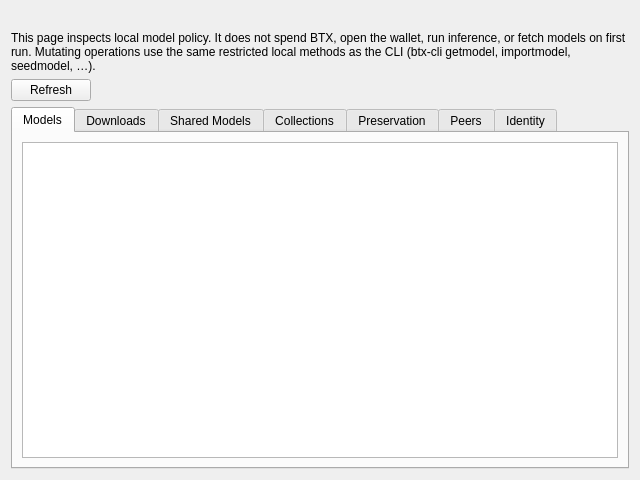
The window that src/qt/forms/modelnetpage.ui (MendeMatthias/btx-upstream) describes before a commit, drawn with Qt 5.
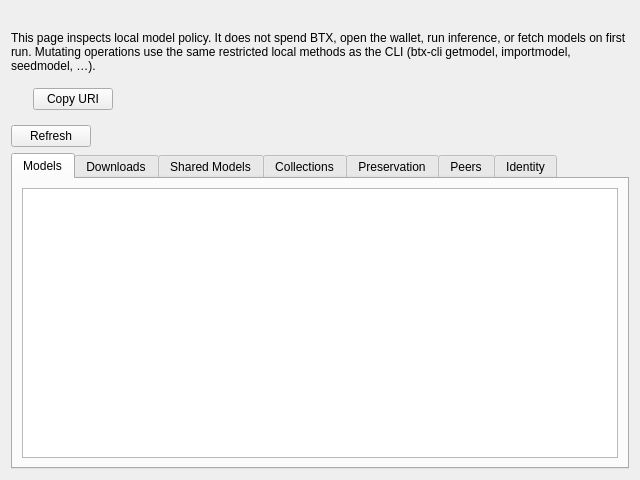
The same window after the commit.

Commit message:
Close the last acceptance-matrix rows: URI-14 copy and PAY-05/09.
Short display is not decodable; copy always emits the canonical btx:// URI.
Reorg hold reserves paid ranges without crediting; partial delivery credits
only the remaining undelivered pieces. Matrix is 224 PASS.

The edit to the form file:
```diff
--- a/src/qt/forms/modelnetpage.ui
+++ b/src/qt/forms/modelnetpage.ui
@@ -34,6 +34,48 @@
      </property>
     </widget>
    </item>
+   <item>
+    <widget class="QWidget" name="uriRowWidget">
+     <layout class="QHBoxLayout" name="uriRow">
+     <item>
+      <widget class="QLabel" name="uriDisplayLabel">
+       <property name="text">
+        <string/>
+       </property>
+       <property name="textInteractionFlags">
+        <set>Qt::TextSelectableByMouse|Qt::TextSelectableByKeyboard</set>
+       </property>
+       <property name="toolTip">
+        <string>Short display of the opened btx:// URI. Copy (button or Ctrl+C) puts the full canonical URI on the clipboard.</string>
+       </property>
+      </widget>
+     </item>
+     <item>
+      <widget class="QPushButton" name="copyUriButton">
+       <property name="text">
+        <string>Copy URI</string>
+       </property>
+       <property name="toolTip">
+        <string>Copy the full canonical btx:// URI, not the short display.</string>
+       </property>
+      </widget>
+     </item>
+     <item>
+      <spacer name="uriRowSpacer">
+       <property name="orientation">
+        <enum>Qt::Horizontal</enum>
+       </property>
+       <property name="sizeHint" stdset="0">
+        <size>
+         <width>40</width>
+         <height>20</height>
+        </size>
+       </property>
+      </spacer>
+     </item>
+    </layout>
+    </widget>
+   </item>
    <item>
     <layout class="QHBoxLayout" name="horizontalLayoutRefresh">
      <item>
```
The commit also changes 14 other files.
